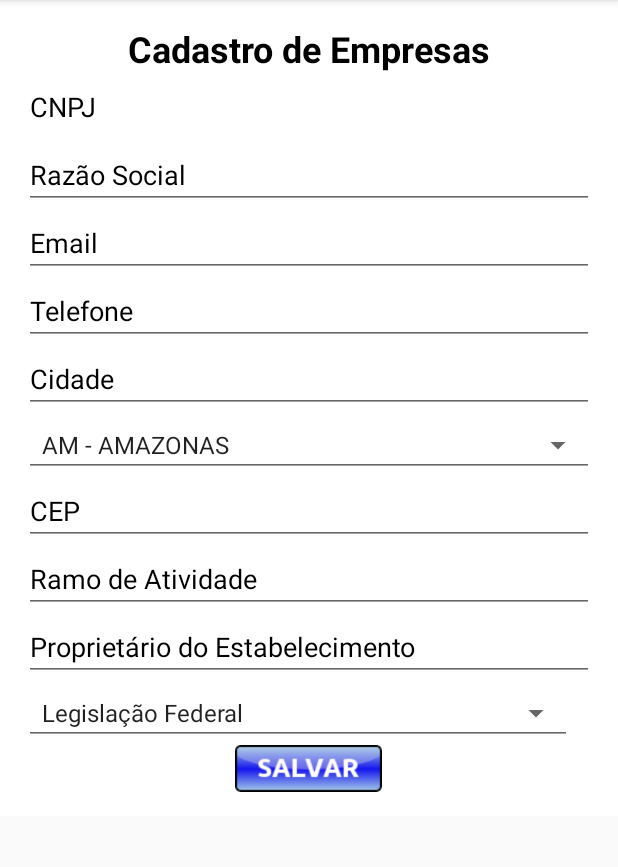
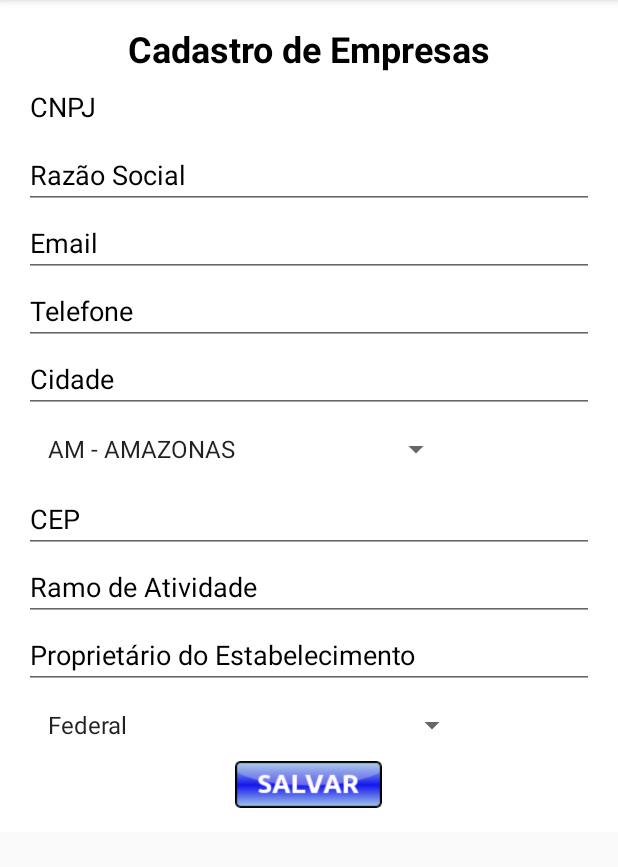
Before and after one commit to tccadmms/tcc, an Android app: the CadastroActivity screen opened directly, with no data from a screen before it, on a phone screen of 412 x 824 dp, the part 84-951 px from its top. Run offline under Robolectric (Android 15) with nearby library versions, the phone set to English and light mode, and no system bars.

Commit message:
Alteração de Spinners(Drop Downs).

```diff
--- a/app/src/main/java/com/admms/tcc/oasis/CadastroActivity.java
+++ b/app/src/main/java/com/admms/tcc/oasis/CadastroActivity.java
@@ -23,8 +23,8 @@ public class CadastroActivity extends AppCompatActivity {
 
         estados = (Spinner)findViewById(R.id.cadastro_estados);
         legislacoes = (Spinner)findViewById(R.id.cadastro_legislacao);
-        ArrayAdapter adapterEstados = ArrayAdapter.createFromResource(CadastroActivity.this,R.array.estado_array, android.R.layout.simple_spinner_item);
-        ArrayAdapter adapterLegislacoes = ArrayAdapter.createFromResource(CadastroActivity.this,R.array.legislacao_array,android.R.layout.simple_spinner_item);
+        ArrayAdapter adapterEstados = ArrayAdapter.createFromResource(CadastroActivity.this,R.array.estado_array, android.R.layout.simple_list_item_1);
+        ArrayAdapter adapterLegislacoes = ArrayAdapter.createFromResource(CadastroActivity.this,R.array.legislacao_array,android.R.layout.simple_list_item_1);
         estados.setAdapter(adapterEstados);
         legislacoes.setAdapter(adapterLegislacoes);
 
@@ -40,7 +40,7 @@ public class CadastroActivity extends AppCompatActivity {
                     @Override
                     public void run() {
                         try {
-                            Thread.sleep(1500);
+                            Thread.sleep(1000);
                             startActivity(intentVaiProItens);
                         } catch (Exception e) {
                             e.printStackTrace();
--- a/app/src/main/res/layout/activity_cadastro.xml
+++ b/app/src/main/res/layout/activity_cadastro.xml
@@ -27,7 +27,7 @@
             android:layout_height="wrap_content"
             android:hint="CNPJ"
             android:textColorHint="#000000"
-            android:id="@+id/cadastro_cnpj"/>
+            android:id="@+id/cadastro_cnpj" />
 
         <EditText
             android:layout_width="match_parent"
@@ -62,11 +62,10 @@
             android:id="@+id/cadastro_cidade"/>
 
         <Spinner
-            android:layout_width="match_parent"
+            android:layout_width="wrap_content"
             android:layout_height="wrap_content"
             android:id="@+id/cadastro_estados"
-            android:spinnerMode="dialog"
-            style="@style/Base.Widget.AppCompat.Spinner.Underlined"/>
+            android:spinnerMode="dropdown"/>
 
         <EditText
             android:layout_width="match_parent"
@@ -95,8 +94,7 @@
             android:layout_width="wrap_content"
             android:layout_height="wrap_content"
             android:id="@+id/cadastro_legislacao"
-            android:spinnerMode="dialog"
-            style="@style/Base.Widget.AppCompat.Spinner.Underlined"/>
+            android:spinnerMode="dropdown"/>
 
         <ImageButton
             android:id="@+id/cadastro_btnSalvar"
--- a/app/src/main/res/values/strings.xml
+++ b/app/src/main/res/values/strings.xml
@@ -4,57 +4,35 @@
     <string name="title_activity_principal">PrincipalActivity</string>
     <string-array name="estado_array">
         <item>AM - AMAZONAS</item>
-
         <item>BA - BAHIA</item>
-
         <item>CE - CEARÁ</item>
-
         <item>DF - DISTRITO FEDERAL</item>
-
         <item>ES - ESPÍRITO SANTO</item>
-
         <item>GO - GOIÁS</item>
-
         <item>MA - MARANHÃO</item>
-
         <item>MT - MATO GROSSO</item>
-
         <item>MS - MATO GROSSO DO SUL</item>
-
         <item>MG - MINAS GERAIS</item>
-
         <item>PA - PARÁ</item>
-
         <item>PB - PARAÍBA</item>
-
         <item>PR - PARANÁ</item>
-
         <item>PE - PERNAMBUCO</item>
-
         <item>PI - PIAUÍ</item>
-
         <item>RJ - RIO DE JANEIRO</item>
-
         <item>RN - RIO GRANDE DO NORTE</item>
-
         <item>RS - RIO GRANDE DO SUL</item>
-
         <item>RO - RONDÔNIA</item>
-
         <item>RR - RORAIMA</item>
-
         <item>SC - SANTA CATARINA</item>
-
         <item>SP - SÃO PAULO</item>
-
         <item>SE - SERGIPE</item>
-
         <item>TO - TOCANTINS</item>
     </string-array>
-    <string-array name="legislacao_array">
-        <item>Legislação Federal</item>
-        <item>Legislação Estadual de São Paulo</item>
-        <item>Legislação Municipal de São Paulo</item>
-        <item>Legislação Estadual do Rio Grande do Sul</item>
+
+    <string-array name="legislacao_array" title="Legislação">
+        <item>Federal</item>
+        <item>Estadual de São Paulo</item>
+        <item>Municipal de São Paulo</item>
+        <item>Estadual do Rio Grande do Sul</item>
     </string-array>
 </resources>
```
